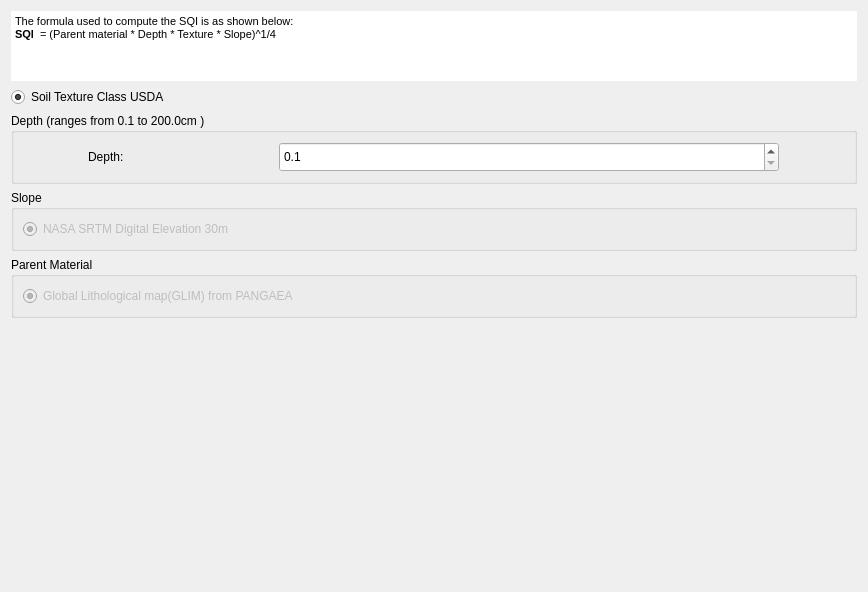
LocateIT/trends.earth, file MISLAND/gui/WidgetSQISetup.ui: the form before one commit.
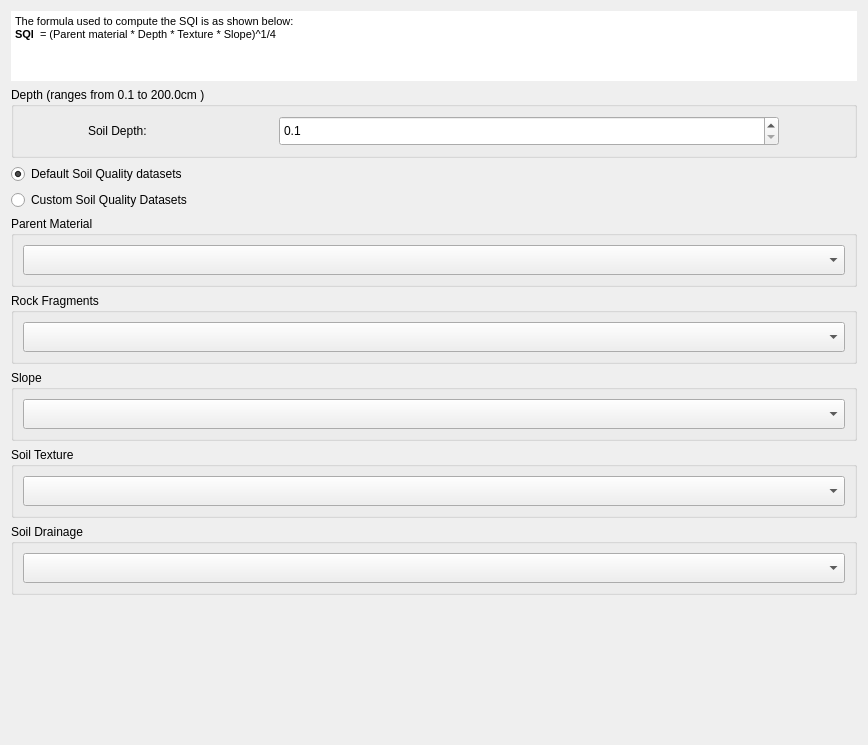
The form after the commit. Custom widgets are drawn as their Qt base class.

Commit message: added cqi & sqi custom input

```diff
--- a/MISLAND/gui/WidgetSQISetup.ui
+++ b/MISLAND/gui/WidgetSQISetup.ui
@@ -7,7 +7,7 @@
     <x>0</x>
     <y>0</y>
     <width>868</width>
-    <height>592</height>
+    <height>745</height>
    </rect>
   </property>
   <property name="windowTitle">
@@ -32,20 +32,9 @@
       <string>&lt;!DOCTYPE HTML PUBLIC &quot;-//W3C//DTD HTML 4.0//EN&quot; &quot;http://www.w3.org/TR/REC-html40/strict.dtd&quot;&gt;
 &lt;html&gt;&lt;head&gt;&lt;meta name=&quot;qrichtext&quot; content=&quot;1&quot; /&gt;&lt;style type=&quot;text/css&quot;&gt;
 p, li { white-space: pre-wrap; }
-&lt;/style&gt;&lt;/head&gt;&lt;body style=&quot; font-family:'MS Shell Dlg 2'; font-size:8pt; font-weight:400; font-style:normal;&quot;&gt;
-&lt;p style=&quot; margin-top:0px; margin-bottom:0px; margin-left:0px; margin-right:0px; -qt-block-indent:0; text-indent:0px; background-color:#ffffff;&quot;&gt;&lt;span style=&quot; background-color:#ffffff;&quot;&gt;The formula used to compute the SQI is as shown below:&lt;/span&gt;&lt;/p&gt;
-&lt;p style=&quot; margin-top:0px; margin-bottom:0px; margin-left:0px; margin-right:0px; -qt-block-indent:0; text-indent:0px; background-color:#ffffff;&quot;&gt;&lt;span style=&quot; font-weight:600; background-color:#ffffff;&quot;&gt;SQI&lt;/span&gt;&lt;span style=&quot; background-color:#ffffff;&quot;&gt;  = (Parent material * Depth * Texture * Slope)^1/4&lt;/span&gt;&lt;/p&gt;
-&lt;p style=&quot;-qt-paragraph-type:empty; margin-top:0px; margin-bottom:0px; margin-left:0px; margin-right:0px; -qt-block-indent:0; text-indent:0px; font-family:'-apple-system','BlinkMacSystemFont','Segoe UI','Helvetica','Arial','sans-serif','Apple Color Emoji','Segoe UI Emoji'; font-size:14px; color:#24292e; background-color:#ffffff;&quot;&gt;&lt;br /&gt;&lt;/p&gt;&lt;/body&gt;&lt;/html&gt;</string>
-     </property>
-    </widget>
-   </item>
-   <item>
-    <widget class="QRadioButton" name="use_usda">
-     <property name="text">
-      <string>Soil Texture Class USDA</string>
-     </property>
-     <property name="checked">
-      <bool>true</bool>
+&lt;/style&gt;&lt;/head&gt;&lt;body style=&quot; font-family:'MS Shell Dlg 2'; font-size:7.8pt; font-weight:400; font-style:normal;&quot;&gt;
+&lt;p style=&quot; margin-top:0px; margin-bottom:0px; margin-left:0px; margin-right:0px; -qt-block-indent:0; text-indent:0px; background-color:#ffffff;&quot;&gt;&lt;span style=&quot; font-size:8pt; background-color:#ffffff;&quot;&gt;The formula used to compute the SQI is as shown below:&lt;/span&gt;&lt;/p&gt;
+&lt;p style=&quot; margin-top:0px; margin-bottom:0px; margin-left:0px; margin-right:0px; -qt-block-indent:0; text-indent:0px; background-color:#ffffff;&quot;&gt;&lt;span style=&quot; font-size:8pt; font-weight:600; background-color:#ffffff;&quot;&gt;SQI&lt;/span&gt;&lt;span style=&quot; font-size:8pt; background-color:#ffffff;&quot;&gt;  = (Parent material * Depth * Texture * Slope)^1/4&lt;/span&gt;&lt;/p&gt;&lt;/body&gt;&lt;/html&gt;</string>
      </property>
     </widget>
    </item>
@@ -79,7 +68,7 @@
          </font>
         </property>
         <property name="text">
-         <string>Depth:</string>
+         <string>Soil Depth:</string>
         </property>
        </widget>
       </item>
@@ -118,31 +107,20 @@
     </widget>
    </item>
    <item>
-    <widget class="QGroupBox" name="groupBox">
-     <property name="enabled">
+    <widget class="QRadioButton" name="use_usda">
+     <property name="text">
+      <string>Default Soil Quality datasets</string>
+     </property>
+     <property name="checked">
       <bool>true</bool>
      </property>
-     <property name="title">
-      <string>Slope</string>
+    </widget>
+   </item>
+   <item>
+    <widget class="QRadioButton" name="radioButton_3">
+     <property name="text">
+      <string>Custom Soil Quality Datasets</string>
      </property>
-     <layout class="QHBoxLayout" name="horizontalLayout_2">
-      <item>
-       <widget class="QRadioButton" name="radioButton">
-        <property name="enabled">
-         <bool>false</bool>
-        </property>
-        <property name="text">
-         <string>NASA SRTM Digital Elevation 30m</string>
-        </property>
-        <property name="checkable">
-         <bool>true</bool>
-        </property>
-        <property name="checked">
-         <bool>true</bool>
-        </property>
-       </widget>
-      </item>
-     </layout>
     </widget>
    </item>
    <item>
@@ -150,17 +128,150 @@
      <property name="title">
       <string>Parent Material</string>
      </property>
-     <layout class="QHBoxLayout" name="horizontalLayout_3">
-      <item>
-       <widget class="QRadioButton" name="radioButton_2">
+     <layout class="QGridLayout" name="gridLayout">
+      <item row="0" column="0">
+       <widget class="WidgetDataIOSelectTELayerImport" name="use_custom_pet">
         <property name="enabled">
-         <bool>false</bool>
+         <bool>true</bool>
         </property>
-        <property name="text">
-         <string>Global Lithological map(GLIM) from PANGAEA</string>
+        <property name="sizePolicy">
+         <sizepolicy hsizetype="Preferred" vsizetype="Minimum">
+          <horstretch>0</horstretch>
+          <verstretch>0</verstretch>
+         </sizepolicy>
         </property>
-        <property name="checked">
+        <property name="minimumSize">
+         <size>
+          <width>0</width>
+          <height>30</height>
+         </size>
+        </property>
+        <property name="layer_type" stdset="0">
+         <string notr="true">Aridity Index</string>
+        </property>
+       </widget>
+      </item>
+     </layout>
+    </widget>
+   </item>
+   <item>
+    <widget class="QGroupBox" name="groupBox_4">
+     <property name="title">
+      <string>Rock Fragments</string>
+     </property>
+     <layout class="QGridLayout" name="gridLayout_2">
+      <item row="0" column="0">
+       <widget class="WidgetDataIOSelectTELayerImport" name="use_custom_pet_2">
+        <property name="enabled">
          <bool>true</bool>
+        </property>
+        <property name="sizePolicy">
+         <sizepolicy hsizetype="Preferred" vsizetype="Minimum">
+          <horstretch>0</horstretch>
+          <verstretch>0</verstretch>
+         </sizepolicy>
+        </property>
+        <property name="minimumSize">
+         <size>
+          <width>0</width>
+          <height>30</height>
+         </size>
+        </property>
+        <property name="layer_type" stdset="0">
+         <string notr="true">Aridity Index</string>
+        </property>
+       </widget>
+      </item>
+     </layout>
+    </widget>
+   </item>
+   <item>
+    <widget class="QGroupBox" name="groupBox_5">
+     <property name="title">
+      <string>Slope</string>
+     </property>
+     <layout class="QGridLayout" name="gridLayout_3">
+      <item row="0" column="0">
+       <widget class="WidgetDataIOSelectTELayerImport" name="use_custom_pet_3">
+        <property name="enabled">
+         <bool>true</bool>
+        </property>
+        <property name="sizePolicy">
+         <sizepolicy hsizetype="Preferred" vsizetype="Minimum">
+          <horstretch>0</horstretch>
+          <verstretch>0</verstretch>
+         </sizepolicy>
+        </property>
+        <property name="minimumSize">
+         <size>
+          <width>0</width>
+          <height>30</height>
+         </size>
+        </property>
+        <property name="layer_type" stdset="0">
+         <string notr="true">Aridity Index</string>
+        </property>
+       </widget>
+      </item>
+     </layout>
+    </widget>
+   </item>
+   <item>
+    <widget class="QGroupBox" name="groupBox_6">
+     <property name="title">
+      <string>Soil Texture</string>
+     </property>
+     <layout class="QGridLayout" name="gridLayout_4">
+      <item row="0" column="0">
+       <widget class="WidgetDataIOSelectTELayerImport" name="use_custom_pet_4">
+        <property name="enabled">
+         <bool>true</bool>
+        </property>
+        <property name="sizePolicy">
+         <sizepolicy hsizetype="Preferred" vsizetype="Minimum">
+          <horstretch>0</horstretch>
+          <verstretch>0</verstretch>
+         </sizepolicy>
+        </property>
+        <property name="minimumSize">
+         <size>
+          <width>0</width>
+          <height>30</height>
+         </size>
+        </property>
+        <property name="layer_type" stdset="0">
+         <string notr="true">Aridity Index</string>
+        </property>
+       </widget>
+      </item>
+     </layout>
+    </widget>
+   </item>
+   <item>
+    <widget class="QGroupBox" name="groupBox_7">
+     <property name="title">
+      <string>Soil Drainage</string>
+     </property>
+     <layout class="QGridLayout" name="gridLayout_5">
+      <item row="0" column="0">
+       <widget class="WidgetDataIOSelectTELayerImport" name="use_custom_pet_5">
+        <property name="enabled">
+         <bool>true</bool>
+        </property>
+        <property name="sizePolicy">
+         <sizepolicy hsizetype="Preferred" vsizetype="Minimum">
+          <horstretch>0</horstretch>
+          <verstretch>0</verstretch>
+         </sizepolicy>
+        </property>
+        <property name="minimumSize">
+         <size>
+          <width>0</width>
+          <height>30</height>
+         </size>
+        </property>
+        <property name="layer_type" stdset="0">
+         <string notr="true">Aridity Index</string>
         </property>
        </widget>
       </item>
@@ -198,6 +309,13 @@
    </item>
   </layout>
  </widget>
+ <customwidgets>
+  <customwidget>
+   <class>WidgetDataIOSelectTELayerImport</class>
+   <extends>QComboBox</extends>
+   <header>MISLAND/data_io</header>
+  </customwidget>
+ </customwidgets>
  <resources/>
  <connections/>
 </ui>
```
Left out of the diff: 2 changed lines with no effect on the pictures. The commit also changes 26 other files.
